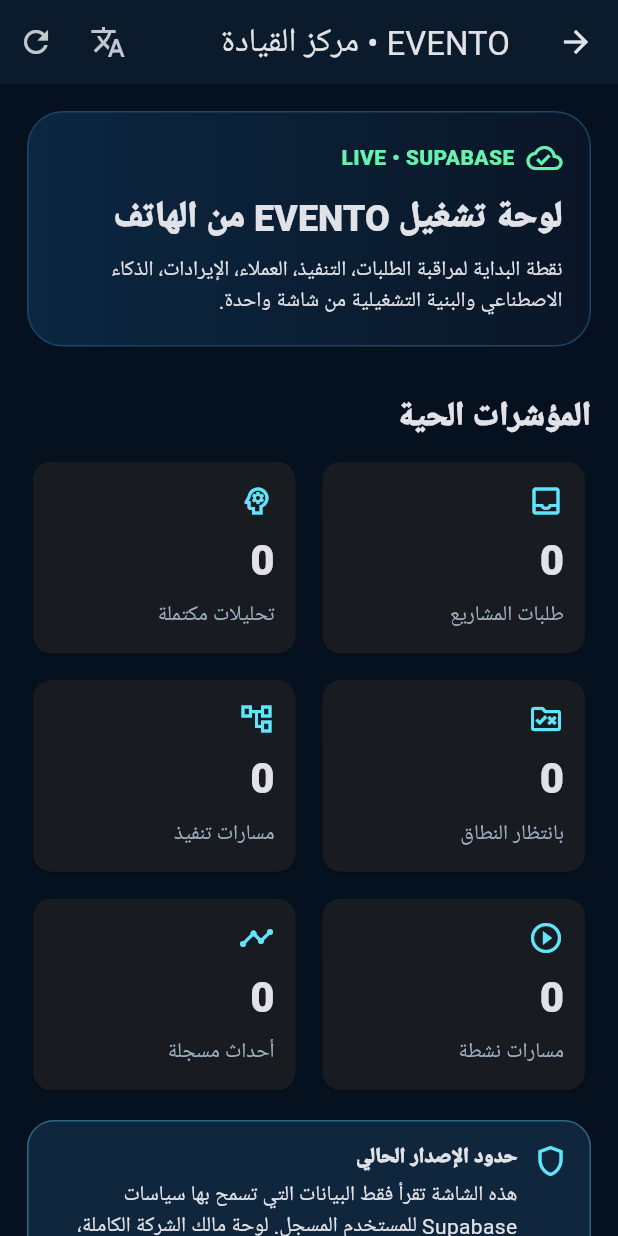
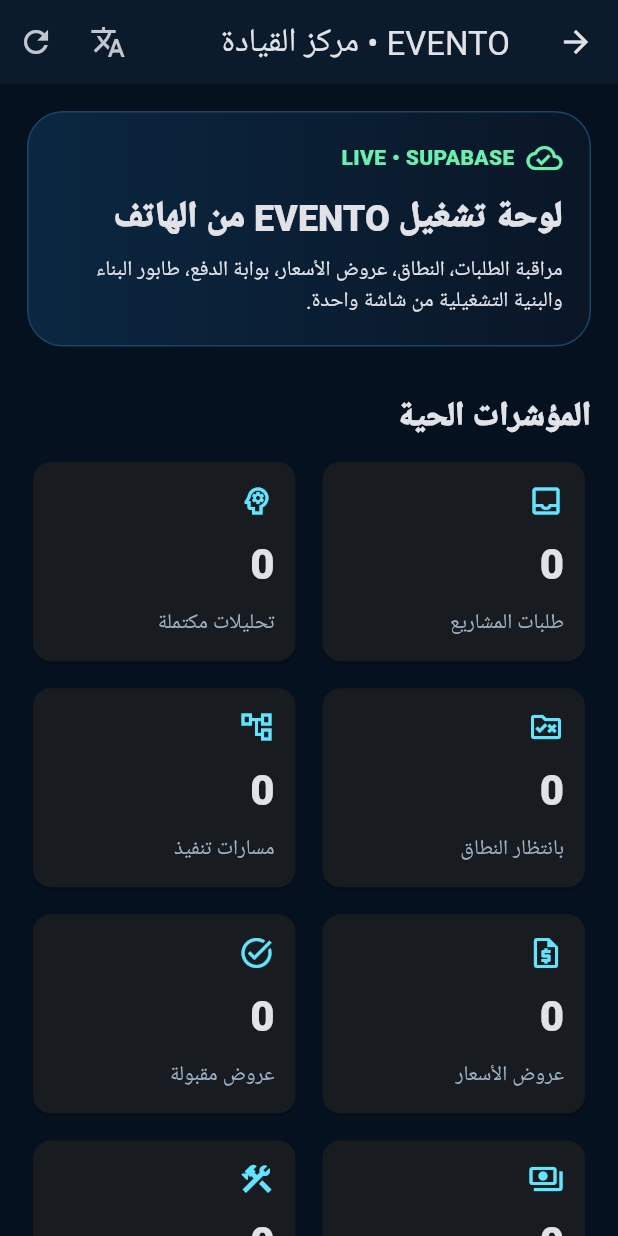
Before and after one commit to EVENTo0/evento-mobile, a Flutter app: the EventoControlPlanePage screen opened directly, on a phone screen of 412 x 824 dp. Run offline on Flutter 3.47's test engine with Material 3 defaults, Android fonts, the phone set to English and light mode, and no system bars; our stand-ins replace supabase_flutter; accounts and stored records are empty.

Commit message:
feat: surface quote and build queue metrics in control plane

```diff
--- a/lib/control_plane/control_plane_page.dart
+++ b/lib/control_plane/control_plane_page.dart
@@ -57,6 +57,14 @@
               .from('project_request_events')
               .select('request_id,status,created_at'))
           .cast<Map<String, dynamic>>();
+      final quotes = (await client
+              .from('project_quotes')
+              .select('id,status,total_aed,created_at'))
+          .cast<Map<String, dynamic>>();
+      final buildQueue = (await client
+              .from('project_build_queue')
+              .select('id,status,created_at'))
+          .cast<Map<String, dynamic>>();
 
       final analyzed = requests.where((row) => row['status'] == 'analyzed').length;
       final awaitingScope =
@@ -65,6 +73,12 @@
         final stage = row['current_stage']?.toString();
         return stage != null && stage.isNotEmpty && stage != 'completed';
       }).length;
+      final acceptedQuotes = quotes.where((row) => row['status'] == 'accepted').length;
+      final pendingPayment =
+          buildQueue.where((row) => row['status'] == 'pending_payment').length;
+      final contractedValueAed = quotes
+          .where((row) => row['status'] == 'accepted')
+          .fold<double>(0, (sum, row) => sum + _asDouble(row['total_aed']));
 
       if (!mounted) return;
       setState(() {
@@ -76,6 +90,11 @@
           activeWorkflows: activeWorkflows,
           events: events.length,
           analyses: analyses.length,
+          quotes: quotes.length,
+          acceptedQuotes: acceptedQuotes,
+          pendingPayment: pendingPayment,
+          buildQueue: buildQueue.length,
+          contractedValueAed: contractedValueAed,
           refreshedAt: DateTime.now(),
         );
       });
@@ -139,47 +158,72 @@
                 physics: const NeverScrollableScrollPhysics(),
                 mainAxisSpacing: 10,
                 crossAxisSpacing: 10,
-                childAspectRatio: 1.35,
+                childAspectRatio: 1.30,
                 children: [
                   _MetricCard(
                     label: _arabic ? 'طلبات المشاريع' : 'Project requests',
-                    value: _snapshot.requests,
+                    value: '${_snapshot.requests}',
                     icon: Icons.inbox_outlined,
                   ),
                   _MetricCard(
                     label: _arabic ? 'تحليلات مكتملة' : 'Analyses complete',
-                    value: _snapshot.analyses,
+                    value: '${_snapshot.analyses}',
                     icon: Icons.psychology_outlined,
                   ),
                   _MetricCard(
                     label: _arabic ? 'بانتظار النطاق' : 'Awaiting scope',
-                    value: _snapshot.awaitingScope,
+                    value: '${_snapshot.awaitingScope}',
                     icon: Icons.rule_folder_outlined,
                   ),
                   _MetricCard(
                     label: _arabic ? 'مسارات تنفيذ' : 'Workflows',
-                    value: _snapshot.workflows,
+                    value: '${_snapshot.workflows}',
                     icon: Icons.account_tree_outlined,
                   ),
                   _MetricCard(
+                    label: _arabic ? 'عروض الأسعار' : 'Quotes',
+                    value: '${_snapshot.quotes}',
+                    icon: Icons.request_quote_outlined,
+                  ),
+                  _MetricCard(
+                    label: _arabic ? 'عروض مقبولة' : 'Accepted quotes',
+                    value: '${_snapshot.acceptedQuotes}',
+                    icon: Icons.task_alt_outlined,
+                  ),
+                  _MetricCard(
+                    label: _arabic ? 'بانتظار الدفع' : 'Pending payment',
+                    value: '${_snapshot.pendingPayment}',
+                    icon: Icons.payments_outlined,
+                  ),
+                  _MetricCard(
+                    label: _arabic ? 'طابور البناء' : 'Build queue',
+                    value: '${_snapshot.buildQueue}',
+                    icon: Icons.construction_outlined,
+                  ),
+                  _MetricCard(
                     label: _arabic ? 'مسارات نشطة' : 'Active workflows',
-                    value: _snapshot.activeWorkflows,
+                    value: '${_snapshot.activeWorkflows}',
                     icon: Icons.play_circle_outline,
                   ),
                   _MetricCard(
                     label: _arabic ? 'أحداث مسجلة' : 'Recorded events',
-                    value: _snapshot.events,
+                    value: '${_snapshot.events}',
                     icon: Icons.timeline_outlined,
                   ),
                 ],
               ),
               const SizedBox(height: 16),
+              _MoneyCard(
+                arabic: _arabic,
+                valueAed: _snapshot.contractedValueAed,
+              ),
+              const SizedBox(height: 16),
               _InfoCard(
                 icon: Icons.shield_outlined,
-                title: _arabic ? 'حدود الإصدار الحالي' : 'Current release boundary',
+                title: _arabic ? 'وصول قائم على الصلاحيات' : 'Role-aware access',
                 text: _arabic
-                    ? 'هذه الشاشة تقرأ فقط البيانات التي تسمح بها سياسات Supabase للمستخدم المسجل. لوحة مالك الشركة الكاملة، الإيرادات، المدفوعات، الفريق، الوكلاء، Builds وDeployments ستضاف بطبقة صلاحيات إدارية منفصلة وآمنة.'
-                    : 'This screen reads only the rows permitted by Supabase policies for the signed-in user. Company-owner metrics, revenue, payments, team, agents, builds and deployments will use a separate secure admin authorization layer.',
+                    ? 'تقرأ لوحة المالك والعمليات بيانات الشركة عبر صلاحيات EVENTO الداخلية، بينما يرى العميل بياناته فقط. الحسابات المجهولة تبقى في مسار التجربة والتحليل ولا تستطيع عبور بوابة Workflow التجارية.'
+                    : 'Owner and operations accounts read company-wide data through EVENTO staff authorization, while customers see only their own records. Anonymous accounts remain limited to the demo/analysis path and cannot cross the commercial workflow gate.',
                 accent: EventoColors.cyan,
               ),
               if (_snapshot.refreshedAt != null) ...[
@@ -244,8 +288,8 @@
           const SizedBox(height: 8),
           Text(
             arabic
-                ? 'نقطة البداية لمراقبة الطلبات، التنفيذ، العملاء، الإيرادات، الذكاء الاصطناعي والبنية التشغيلية من شاشة واحدة.'
-                : 'The foundation for monitoring requests, delivery, customers, revenue, AI and infrastructure from one screen.',
+                ? 'مراقبة الطلبات، النطاق، عروض الأسعار، بوابة الدفع، طابور البناء والبنية التشغيلية من شاشة واحدة.'
+                : 'Monitor requests, scope, quotations, the payment gate, build queue and operational infrastructure from one screen.',
           ),
         ],
       ),
@@ -257,7 +301,7 @@
   const _MetricCard({required this.label, required this.value, required this.icon});
 
   final String label;
-  final int value;
+  final String value;
   final IconData icon;
 
   @override
@@ -271,7 +315,7 @@
           children: [
             Icon(icon, color: EventoColors.cyan),
             Text(
-              '$value',
+              value,
               style: Theme.of(context)
                   .textTheme
                   .headlineMedium
@@ -280,6 +324,50 @@
             Text(label, style: const TextStyle(color: EventoColors.muted)),
           ],
         ),
+      ),
+    );
+  }
+}
+
+class _MoneyCard extends StatelessWidget {
+  const _MoneyCard({required this.arabic, required this.valueAed});
+
+  final bool arabic;
+  final double valueAed;
+
+  @override
+  Widget build(BuildContext context) {
+    return Container(
+      padding: const EdgeInsets.all(16),
+      decoration: BoxDecoration(
+        color: EventoColors.panelSoft,
+        borderRadius: BorderRadius.circular(18),
+        border: Border.all(color: EventoColors.gold.withValues(alpha: 0.4)),
+      ),
+      child: Row(
+        children: [
+          const Icon(Icons.trending_up, color: EventoColors.gold),
+          const SizedBox(width: 12),
+          Expanded(
+            child: Column(
+              crossAxisAlignment: CrossAxisAlignment.start,
+              children: [
+                Text(
+                  arabic ? 'قيمة العروض المقبولة' : 'Accepted quote value',
+                  style: const TextStyle(color: EventoColors.muted),
+                ),
+                const SizedBox(height: 4),
+                Text(
+                  'AED ${valueAed.toStringAsFixed(2)}',
+                  style: Theme.of(context)
+                      .textTheme
+                      .headlineSmall
+                      ?.copyWith(fontWeight: FontWeight.w900, color: EventoColors.gold),
+                ),
+              ],
+            ),
+          ),
+        ],
       ),
     );
   }
@@ -337,6 +425,11 @@
     required this.activeWorkflows,
     required this.events,
     required this.analyses,
+    required this.quotes,
+    required this.acceptedQuotes,
+    required this.pendingPayment,
+    required this.buildQueue,
+    required this.contractedValueAed,
     required this.refreshedAt,
   });
 
@@ -348,6 +441,11 @@
         activeWorkflows = 0,
         events = 0,
         analyses = 0,
+        quotes = 0,
+        acceptedQuotes = 0,
+        pendingPayment = 0,
+        buildQueue = 0,
+        contractedValueAed = 0,
         refreshedAt = null;
 
   final int requests;
@@ -357,5 +455,15 @@
   final int activeWorkflows;
   final int events;
   final int analyses;
+  final int quotes;
+  final int acceptedQuotes;
+  final int pendingPayment;
+  final int buildQueue;
+  final double contractedValueAed;
   final DateTime? refreshedAt;
 }
+
+double _asDouble(dynamic value) {
+  if (value is num) return value.toDouble();
+  return double.tryParse(value?.toString() ?? '') ?? 0;
+}
```
